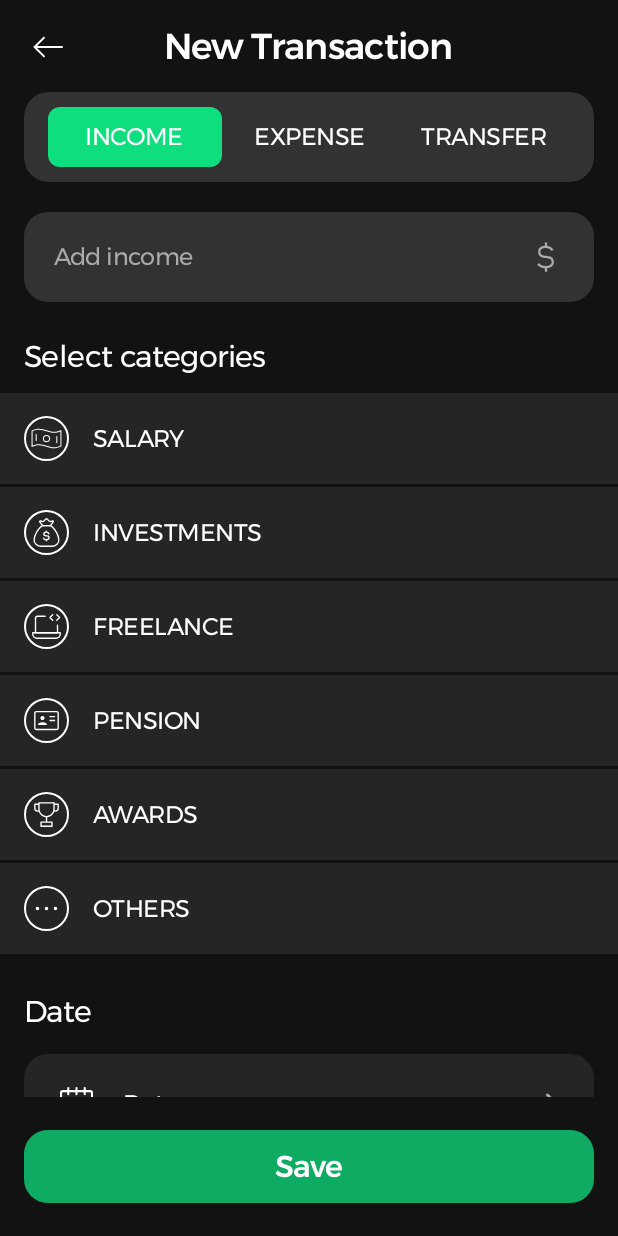
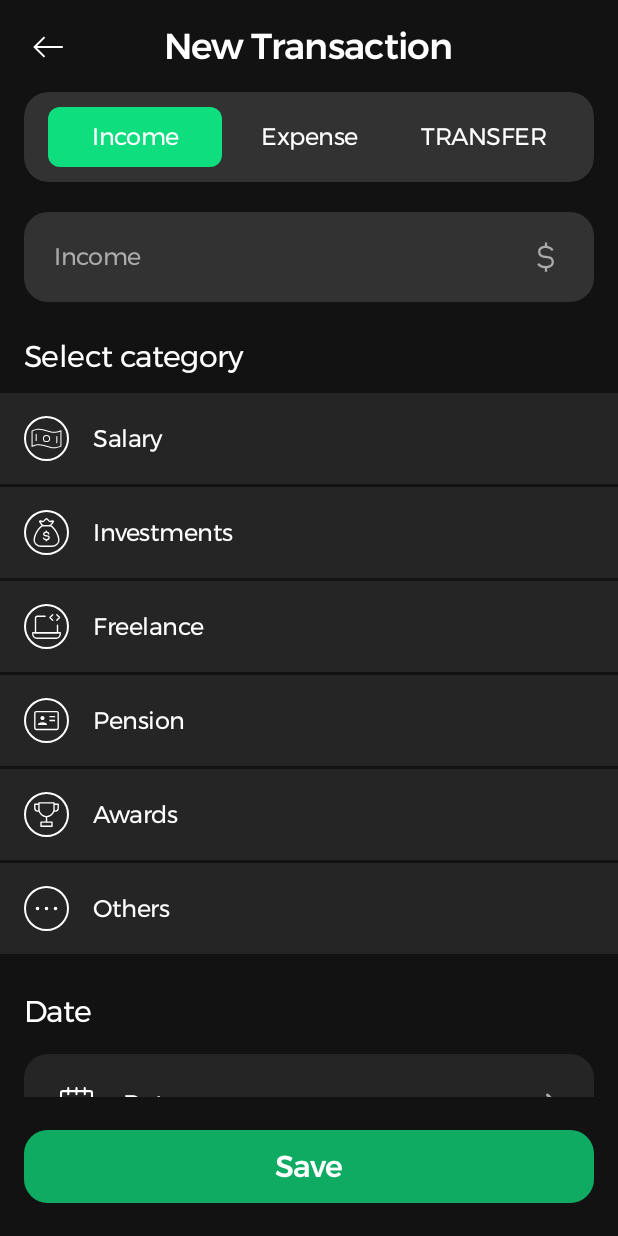
Before and after one commit to hhumbetovv/budgetboss, an Android app: the screen it shows after launch (MainActivity), after a tap on an icon or button, on a phone screen of 412 x 824 dp. Run offline under Robolectric (Android 15) with nearby library versions, the phone set to English and light mode, and no system bars; our stand-ins replace Dagger/Hilt's generated code, Room's generated code, navigation-ui.

Commit message:
feature: localization added

```diff
--- a/common/src/main/res/values/strings.xml
+++ b/common/src/main/res/values/strings.xml
@@ -6,7 +6,7 @@
     <string name="income">Income</string>
     <string name="expense">Expense</string>
     <string name="add_income">Add income</string>
-    <string name="select_categories">Select categories</string>
+    <string name="select_category">Select category</string>
     <string name="select_accounts">Select accounts</string>
     <string name="select_account">Select account</string>
     <string name="add_expense">Add expense</string>
@@ -22,8 +22,8 @@
     <string name="approximately">%1s is approximately %2s</string>
     <string name="transfer_record">Transfer Record</string>
     <string name="financial_record">Financial Record</string>
-    <string name="transfer_from">Transfer From</string>
-    <string name="transfer_to">Transfer To</string>
+    <string name="transfer_from">Transfer From:</string>
+    <string name="transfer_to">Transfer To:</string>
     <string name="add_account">Add Account</string>
     <string name="add_account_name">Add account name</string>
     <string name="account_name">Account name</string>
@@ -32,18 +32,32 @@
     <string name="reports">Reports</string>
     <string name="financial_records">Financial Records</string>
     <string name="accounts">Accounts</string>
-    <string name="take_charge_nof_your_finances">Take Charge\nof Your Finances</string>
     <string name="category_details">Category Details</string>
     <string name="account_details">Account Details</string>
-    <string name="empty_note">empty note</string>
+    <string name="empty_note">Empty note</string>
     <string name="edit">Edit</string>
     <string name="delete">Delete</string>
     <string name="cancel">Cancel</string>
-    <string name="empty_record_list">No records have been \ncreated in this app yet</string>
-    <string name="empty_transfer_list">No transfers have been \ncreated in this account yet</string>
+    <string name="empty_record_list">No records have been\ncreated in this app yet</string>
+    <string name="empty_transfer_list">No transfers have been\ncreated in this account yet</string>
     <string name="delete_record">Delete Record?</string>
     <string name="delete_account">Delete Account?</string>
     <string name="transfer_info">Amounts of accounts will be reverted back</string>
     <string name="record_info">Categories will be reorganized</string>
     <string name="account_delete_info">All transactions on the account will be reversed</string>
+    <string name="salary">Salary</string>
+    <string name="investments">Investments</string>
+    <string name="freelance">Freelance</string>
+    <string name="pension">Pension</string>
+    <string name="awards">Awards</string>
+    <string name="shopping">Shopping</string>
+    <string name="food">Food</string>
+    <string name="entertainment">Entertainment</string>
+    <string name="education">Education</string>
+    <string name="transportation">Transportation</string>
+    <string name="health">Health</string>
+    <string name="gift">Gift</string>
+    <string name="others">Others</string>
+    <string name="amount">Amount</string>
+    <string name="transfer">TRANSFER</string>
 </resources>
--- a/feature/add_record/src/main/java/com/theternal/add_record/AddRecordFragment.kt
+++ b/feature/add_record/src/main/java/com/theternal/add_record/AddRecordFragment.kt
@@ -26,6 +26,7 @@ import com.theternal.common.extensions.show
 import com.theternal.common.extensions.showToast
 import com.theternal.core.base.Inflater
 import com.theternal.uikit.fragments.AppBottomSheetFragment
+import com.theternal.uikit.utility.getCategoryName
 import java.math.BigDecimal
 
 @AndroidEntryPoint
@@ -98,7 +99,7 @@ class AddRecordFragment : BaseStatefulFragment<FragmentAddRecordBinding,
         RecordType.entries.forEach {
             tabBar.addTab(
                 tabBar.newTab().apply {
-                    text = it.name.capitalize()
+                    text = getString(getCategoryName(it))
                 }
             )
         }
@@ -185,9 +186,9 @@ class AddRecordFragment : BaseStatefulFragment<FragmentAddRecordBinding,
     private fun updateAmountField() {
         binding.amountField.hint = getString(
             when(state!!.recordType) {
-                INCOME -> Strings.add_income
-                EXPENSE -> Strings.add_expense
-                TRANSFER -> Strings.add_amount
+                INCOME -> Strings.income
+                EXPENSE -> Strings.expense
+                TRANSFER -> Strings.amount
             }
         )
         binding.amountField.isEnabled = !state!!.isLoading
--- a/feature/add_record/src/main/res/layout/fragment_add_record.xml
+++ b/feature/add_record/src/main/res/layout/fragment_add_record.xml
@@ -51,12 +51,12 @@
                 android:id="@+id/amountField"
                 style="@style/AmountField"
                 android:autofillHints="@null"
-                android:hint="@string/add_income" />
+                android:hint="@string/income" />
 
             <TextView
                 android:id="@+id/selectionTitle"
                 style="@style/SelectionTitle"
-                android:text="@string/select_categories" />
+                android:text="@string/select_category" />
 
             <androidx.recyclerview.widget.RecyclerView
                 android:id="@+id/categoryList"
@@ -127,7 +127,7 @@
                 android:layout_marginHorizontal="16dp"
                 android:layout_marginTop="20dp"
                 android:autofillHints="@null"
-                android:hint="@string/add_note"
+                android:hint="@string/note"
                 android:inputType="text" />
 
         </LinearLayout>
--- a/feature/reports/src/main/res/layout/fragment_category_details.xml
+++ b/feature/reports/src/main/res/layout/fragment_category_details.xml
@@ -30,7 +30,7 @@
         android:layout_marginTop="32dp"
         app:layout_constraintStart_toStartOf="parent"
         app:layout_constraintTop_toBottomOf="@+id/pageTitle"
-        tools:text="Teleportation" />
+        tools:text="@string/transportation" />
 
     <TextView
         android:id="@+id/amount"
--- a/uikit/src/main/java/com/theternal/uikit/adapters/CategoryAdapter.kt
+++ b/uikit/src/main/java/com/theternal/uikit/adapters/CategoryAdapter.kt
@@ -12,7 +12,8 @@ import com.theternal.core.base.Binder
 import com.theternal.core.base.Inflater
 import com.theternal.domain.entities.base.IncomeCategory
 import com.theternal.uikit.databinding.ViewCategoryItemBinding
-import com.theternal.uikit.utility.getIconDrawable
+import com.theternal.uikit.utility.getCategoryIcon
+import com.theternal.uikit.utility.getCategoryName
 import java.math.BigDecimal
 
 class CategoryAdapter(
@@ -50,11 +51,11 @@ class CategoryAdapter(
                 onItemClickListener(item)
             }
 
-            label.text = item.category.name.capitalize()
+            label.text = label.context.getString(getCategoryName(item.category))
 
             icon.setImageDrawable(
                 ContextCompat.getDrawable(
-                    icon.context, getIconDrawable(item.category)
+                    icon.context, getCategoryIcon(item.category)
                 )
             )
 
--- a/uikit/src/main/java/com/theternal/uikit/utility/CategoryIcon.kt
+++ b/uikit/src/main/java/com/theternal/uikit/utility/CategoryIcon.kt
@@ -5,7 +5,7 @@ import com.theternal.domain.entities.base.IncomeCategory
 import com.theternal.domain.entities.base.RecordType
 import com.theternal.uikit.R
 
-fun <T : Enum<*>> getIconDrawable(category: T): Int {
+fun <T : Enum<*>> getCategoryIcon(category: T): Int {
     return when(category) {
         IncomeCategory.SALARY -> R.drawable.ic_salary
         IncomeCategory.INVESTMENTS -> R.drawable.ic_money_bag
--- /dev/null
+++ b/uikit/src/main/java/com/theternal/uikit/utility/CategoryName.kt
@@ -0,0 +1,27 @@
+package com.theternal.uikit.utility
+
+import com.theternal.common.extensions.Strings
+import com.theternal.domain.entities.base.ExpenseCategory
+import com.theternal.domain.entities.base.IncomeCategory
+import com.theternal.domain.entities.base.RecordType
+
+fun <T : Enum<*>> getCategoryName(category: T): Int {
+    return when(category) {
+        IncomeCategory.SALARY -> Strings.salary
+        IncomeCategory.INVESTMENTS -> Strings.investments
+        IncomeCategory.FREELANCE -> Strings.freelance
+        IncomeCategory.PENSION -> Strings.pension
+        IncomeCategory.AWARDS -> Strings.awards
+        ExpenseCategory.SHOPPING -> Strings.shopping
+        ExpenseCategory.FOOD -> Strings.food
+        ExpenseCategory.ENTERTAINMENT -> Strings.entertainment
+        ExpenseCategory.EDUCATION -> Strings.education
+        ExpenseCategory.TRANSPORTATION -> Strings.transportation
+        ExpenseCategory.HEALTH -> Strings.health
+        ExpenseCategory.GIFT -> Strings.gift
+        RecordType.TRANSFER -> Strings.transfer
+        RecordType.INCOME -> Strings.income
+        RecordType.EXPENSE -> Strings.expense
+        else -> Strings.others
+    }
+}
--- a/uikit/src/main/java/com/theternal/uikit/views/AccountButtonView.kt
+++ b/uikit/src/main/java/com/theternal/uikit/views/AccountButtonView.kt
@@ -7,6 +7,7 @@ import android.graphics.drawable.RippleDrawable
 import android.util.AttributeSet
 import android.view.LayoutInflater
 import androidx.constraintlayout.widget.ConstraintLayout
+import com.theternal.common.extensions.Strings
 import com.theternal.common.extensions.getColor
 import com.theternal.domain.entities.local.AccountEntity
 import com.theternal.uikit.R
@@ -24,7 +25,7 @@ class AccountButtonView @JvmOverloads constructor(
         LayoutInflater.from(context), this, true
     )
     private var mainColor: Int? = null
-    private var label: String? = "Select Account"
+    private var label: String? = context.getString(Strings.select_account)
 
     private val hintColor = getColor(Colors.hint)
     private val primaryColor = getColor(Colors.primary)
```
Also changed, not shown: feature/record_details/src/main/java/com/theternal/record_details/RecordAdapter.kt (+14 -3 lines), feature/record_details/src/main/java/com/theternal/record_details/RecordDetailsFragment.kt (+18 -4 lines), feature/reports/src/main/java/com/theternal/category_details/CategoryDetailsFragment.kt (+9 -1 lines), 3 other files.
